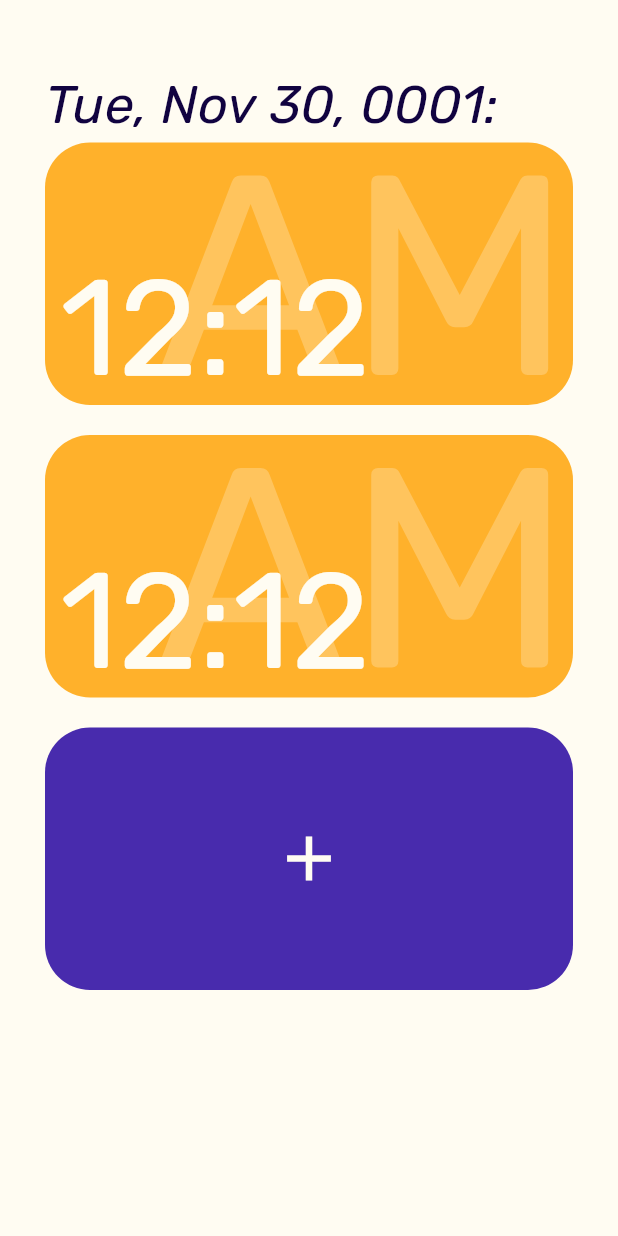
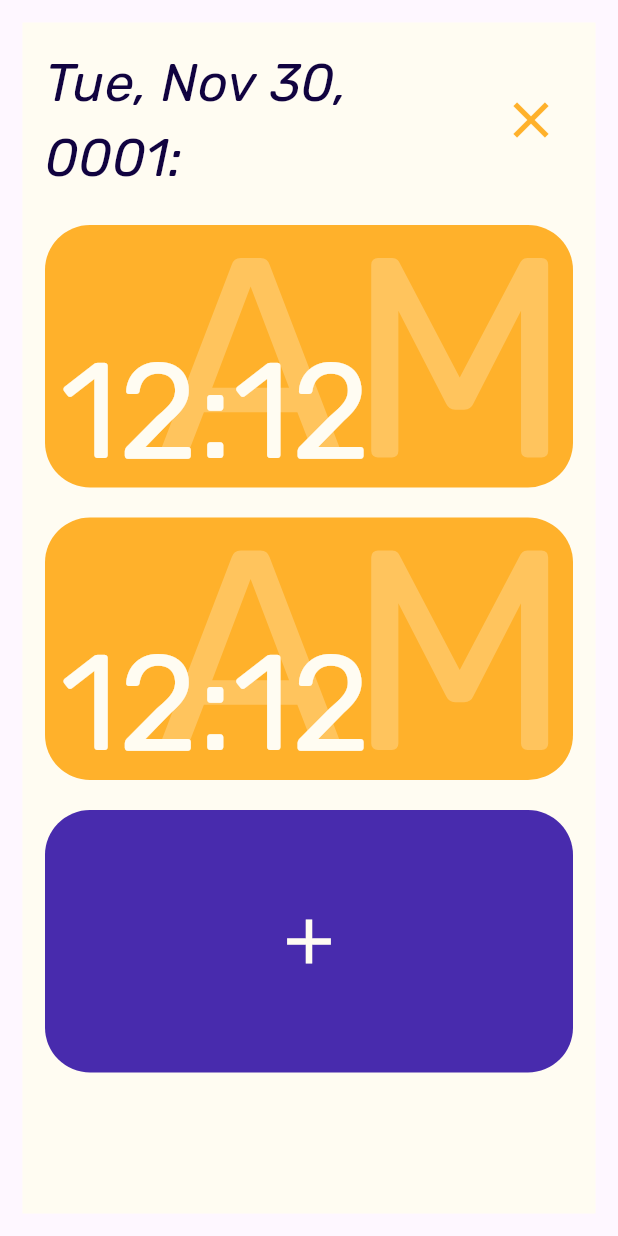
Before and after one commit to crabbylol/theproject1, a Flutter app: the DateDetailsPage screen opened directly with empty values, on a phone screen of 412 x 824 dp. Run offline on Flutter 3.47's test engine with Material 3 defaults, Android fonts, the phone set to English and light mode, and no system bars; our stand-ins replace cloud_firestore, firebase_auth, firebase_core, fluttertoast, google_fonts; accounts and stored records are empty.

Commit message:
7/27 commit

```diff
--- a/lib/datedetailspage.dart
+++ b/lib/datedetailspage.dart
@@ -1,10 +1,7 @@
 import 'package:flutter/material.dart';
 import 'package:google_fonts/google_fonts.dart';
-import 'package:theproject1/journalentry.dart';
-import 'calendar.dart'; // Assuming this is your calendar widget
-import 'database_service.dart';
-import 'day.dart'; // Assuming this is your Day data class
 import 'package:intl/intl.dart';
+import 'day.dart';
 import 'pastjournalentry.dart';
 import 'journal.dart';
 
@@ -18,15 +15,12 @@ class DateDetailsPage extends StatefulWidget {
 }
 
 class _DateDetailsPageState extends State<DateDetailsPage> {
-  final _dbServivce = DatabaseService();
-
   @override
   Widget build(BuildContext context) {
-    DateTime now = DateTime.now();
-    Future<List<JournalEntry>> journalEntries = _dbServivce.getJournalEntriesByDate(now);
-
     return Scaffold(
-      body: Stack(
+      body: Padding(
+        padding: const EdgeInsets.all(15.0),
+        child: Stack(
           children: <Widget>[
             Container(
               height: double.infinity,
@@ -34,15 +28,14 @@ class _DateDetailsPageState extends State<DateDetailsPage> {
               color: const Color(0xFFFFFCF2),
             ),
             Padding(
-            padding: const EdgeInsets.only(top: 45.0, left:30.0, right: 30),
+              padding: const EdgeInsets.all(15.0),
               child: Column(
                 children: <Widget>[
                   Row(
-                  crossAxisAlignment: CrossAxisAlignment.start,
+                    mainAxisAlignment: MainAxisAlignment.spaceBetween,
                     children: [
-                    Wrap(
-                      children: [
-                        Text(
+                      Expanded(
+                        child: Text(
                           '${DateFormat('E, MMM d, yyyy').format(DateTime(widget.day.year, widget.day.month, widget.day.date))}:',
                           style: GoogleFonts.rubik(
                             fontSize: 35.0,
@@ -51,17 +44,21 @@ class _DateDetailsPageState extends State<DateDetailsPage> {
                             color: const Color(0xFF110340),
                           ),
                         ),
-                      ],
+                      ),
+                      IconButton(
+                        icon: Icon(Icons.close, size: 40, color: const Color(0xFFFFB12B)),
+                        onPressed: () {
+                          Navigator.pop(context);
+                        },
                       ),
                     ],
                   ),
-                Container(
-              child: Expanded(
-                  child: ListView (
+                  const SizedBox(height: 20),
+                  Expanded(
+                    child: ListView(
                       children: [
                         GestureDetector(
                           onTap: () {
-                          print('container tapped for day: ${widget.day.date}');
                             Navigator.push(
                               context,
                               MaterialPageRoute(
@@ -70,7 +67,8 @@ class _DateDetailsPageState extends State<DateDetailsPage> {
                             );
                           },
                           child: Container(
-                          height:175,
+                            height: 175,
+                            margin: const EdgeInsets.only(bottom: 20),
                             decoration: BoxDecoration(
                               color: const Color(0xFFFFB12B),
                               borderRadius: BorderRadius.circular(30.0),
@@ -106,12 +104,8 @@ class _DateDetailsPageState extends State<DateDetailsPage> {
                             ),
                           ),
                         ),
-                      SizedBox(
-                          height: 20
-                      ),
                         GestureDetector(
                           onTap: () {
-                          print('container tapped for day: ${widget.day.date}');
                             Navigator.push(
                               context,
                               MaterialPageRoute(
@@ -120,7 +114,8 @@ class _DateDetailsPageState extends State<DateDetailsPage> {
                             );
                           },
                           child: Container(
-                          height:175,
+                            height: 175,
+                            margin: const EdgeInsets.only(bottom: 20),
                             decoration: BoxDecoration(
                               color: const Color(0xFFFFB12B),
                               borderRadius: BorderRadius.circular(30.0),
@@ -156,12 +151,8 @@ class _DateDetailsPageState extends State<DateDetailsPage> {
                             ),
                           ),
                         ),
-                      SizedBox(
-                          height: 20
-                      ),
                         GestureDetector(
                           onTap: () {
-                          print('added a new journal entry');
                             Navigator.push(
                               context,
                               MaterialPageRoute(
@@ -170,30 +161,29 @@ class _DateDetailsPageState extends State<DateDetailsPage> {
                             );
                           },
                           child: Container(
-                            height:175,
+                            height: 175,
                             decoration: BoxDecoration(
                               color: const Color(0xFF482BAD),
                               borderRadius: BorderRadius.circular(30.0),
                             ),
-                          child:
-                            Center(
-                              child: Icon (
+                            child: Center(
+                              child: Icon(
                                 Icons.add,
-                                size:50,
-                                  color: const Color(0xFFFFFCF2)
-                              )
-                            )
+                                size: 50,
+                                color: const Color(0xFFFFFCF2),
                               ),
-                    )
-                  ]
-              )
-                )
-                )
+                            ),
+                          ),
+                        ),
                       ],
                     ),
-          )
-        ]
-      )
+                  ),
+                ],
+              ),
+            ),
+          ],
+        ),
+      ),
     );
   }
 }
```
Also changed, not shown: lib/calendar.dart (+66 -55 lines), lib/journal.dart (+45 -32 lines), lib/main.dart (+30 -5 lines), lib/pastjournalentry.dart (+45 -24 lines), lib/prompt.dart (+6 -10 lines). Lines whose indentation alone changed are shown as unchanged.
